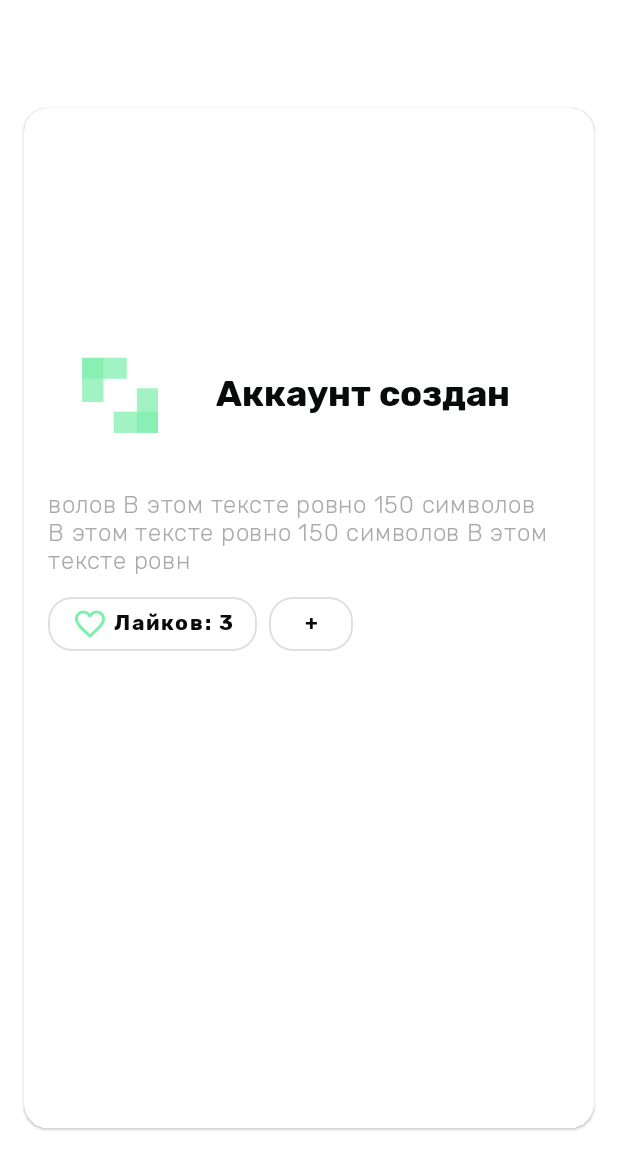
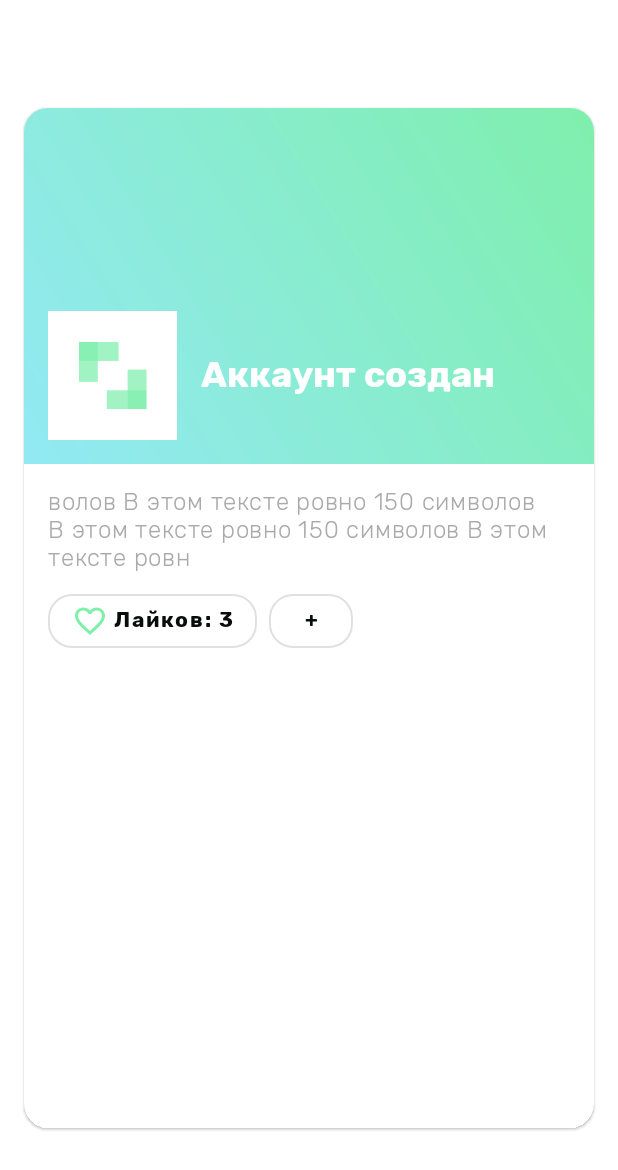
Before and after one commit to nexy791/mayti, an Android app: the layout fragment_profile.xml on its own in the app's theme, with its tools: preview values and no code run, on a phone screen of 412 x 824 dp. Shown: the top 1170 px of the screen. Run offline under Robolectric (Android 15) with nearby library versions, the phone set to English and light mode, and no system bars.

Commit message:
Profile redesign

```diff
--- a/app/src/main/res/layout/fragment_profile.xml
+++ b/app/src/main/res/layout/fragment_profile.xml
@@ -14,20 +14,29 @@
 
     <androidx.constraintlayout.widget.ConstraintLayout
         android:layout_width="match_parent"
-        android:layout_height="match_parent"
-        android:padding="16dp">
+        android:layout_height="match_parent">
 
+
+        <androidx.constraintlayout.widget.ConstraintLayout
+            android:id="@+id/constraintLayout"
+            android:layout_width="0dp"
+            android:layout_height="0dp"
+            android:background="@drawable/gradient"
+            android:padding="16dp"
+            app:layout_constraintDimensionRatio="16:10"
+            app:layout_constraintLeft_toLeftOf="parent"
+            app:layout_constraintRight_toRightOf="parent"
+            app:layout_constraintTop_toTopOf="parent">
 
             <ImageView
                 android:id="@+id/imageView"
-            android:layout_width="96dp"
-            android:layout_height="96dp"
+                android:layout_width="86dp"
+                android:layout_height="86dp"
                 android:layout_above="@+id/textView"
                 android:layout_alignParentStart="true"
                 android:layout_alignParentLeft="true"
-            android:layout_marginBottom="16dp"
                 android:src="@drawable/ic_launcher_playstore"
-            app:layout_constraintBottom_toTopOf="@+id/textView2"
+                app:layout_constraintBottom_toBottomOf="parent"
                 app:layout_constraintStart_toStartOf="parent" />
 
             <TextView
@@ -42,12 +51,22 @@
                 android:gravity="start|center"
                 android:text="Аккаунт создан"
                 android:textAppearance="@style/TextAppearance.MaterialComponents.Headline5"
-            android:textColor="@color/black"
+                android:textColor="@color/white"
                 app:layout_constraintBottom_toBottomOf="@+id/imageView"
                 app:layout_constraintEnd_toEndOf="parent"
                 app:layout_constraintStart_toEndOf="@+id/imageView"
                 app:layout_constraintTop_toTopOf="@+id/imageView" />
+        </androidx.constraintlayout.widget.ConstraintLayout>
 
+        <androidx.constraintlayout.widget.ConstraintLayout
+            android:id="@+id/content"
+            android:layout_width="0dp"
+            android:layout_height="0dp"
+            android:padding="16dp"
+            app:layout_constraintBottom_toBottomOf="parent"
+            app:layout_constraintEnd_toEndOf="parent"
+            app:layout_constraintStart_toStartOf="parent"
+            app:layout_constraintTop_toBottomOf="@+id/constraintLayout">
 
             <TextView
                 android:id="@+id/textView2"
@@ -60,17 +79,16 @@
                 android:text="волов В этом тексте ровно 150 символов В этом тексте ровно 150 символов В этом тексте ровн"
                 android:textAppearance="@style/TextAppearance.MaterialComponents.Body1"
                 android:textColor="@color/darkGray"
-            app:layout_constraintBottom_toTopOf="@+id/relativeLayout"
-            app:layout_constraintStart_toStartOf="@+id/imageView" />
+                app:layout_constraintStart_toStartOf="parent"
+                app:layout_constraintTop_toTopOf="parent" />
 
 
             <RelativeLayout
                 android:id="@+id/relativeLayout"
                 android:layout_width="wrap_content"
                 android:layout_height="wrap_content"
-            app:layout_constraintBottom_toBottomOf="parent"
                 app:layout_constraintStart_toStartOf="parent"
-            app:layout_constraintTop_toTopOf="parent">
+                app:layout_constraintTop_toBottomOf="@+id/textView2">
 
                 <com.google.android.material.button.MaterialButton
                     android:id="@+id/materialButton"
@@ -78,8 +96,8 @@
                     android:layout_width="wrap_content"
                     android:layout_height="wrap_content"
                     android:layout_marginTop="8dp"
+                    android:fontFamily="@font/rubik_bold"
                     android:text="Лайков: 3"
-                android:fontFamily="@font/rubik_bold"
                     android:textAllCaps="false"
                     android:textColor="@color/black"
                     app:cornerRadius="16dp"
@@ -95,9 +113,9 @@
                     android:layout_alignBottom="@+id/materialButton"
                     android:layout_marginStart="8dp"
                     android:layout_marginLeft="8dp"
-                android:fontFamily="@font/rubik_bold"
                     android:layout_toEndOf="@+id/materialButton"
                     android:layout_toRightOf="@+id/materialButton"
+                    android:fontFamily="@font/rubik_bold"
                     android:text="+"
                     android:textAllCaps="false"
                     android:textColor="@color/black"
@@ -110,10 +128,11 @@
                 android:id="@+id/chips"
                 android:layout_width="wrap_content"
                 android:layout_height="wrap_content"
-            app:layout_constraintStart_toStartOf="@+id/relativeLayout"
+                app:layout_constraintStart_toStartOf="parent"
                 app:layout_constraintTop_toBottomOf="@+id/relativeLayout">
 
             </com.google.android.material.chip.ChipGroup>
+        </androidx.constraintlayout.widget.ConstraintLayout>
 
     </androidx.constraintlayout.widget.ConstraintLayout>
 
--- a/app/src/main/res/layout/item_spot.xml
+++ b/app/src/main/res/layout/item_spot.xml
@@ -90,9 +90,9 @@
             android:layout_width="wrap_content"
             android:layout_height="wrap_content"
             android:layout_margin="16dp"
+            android:fontFamily="@font/rubik_bold"
             android:text="Написать"
             android:textAllCaps="false"
-            android:fontFamily="@font/rubik_bold"
             android:textColor="@color/black"
             app:backgroundTint="@color/white"
             app:icon="@drawable/ic_outline_sms_24"
```
Lines whose indentation alone changed are shown as unchanged.
